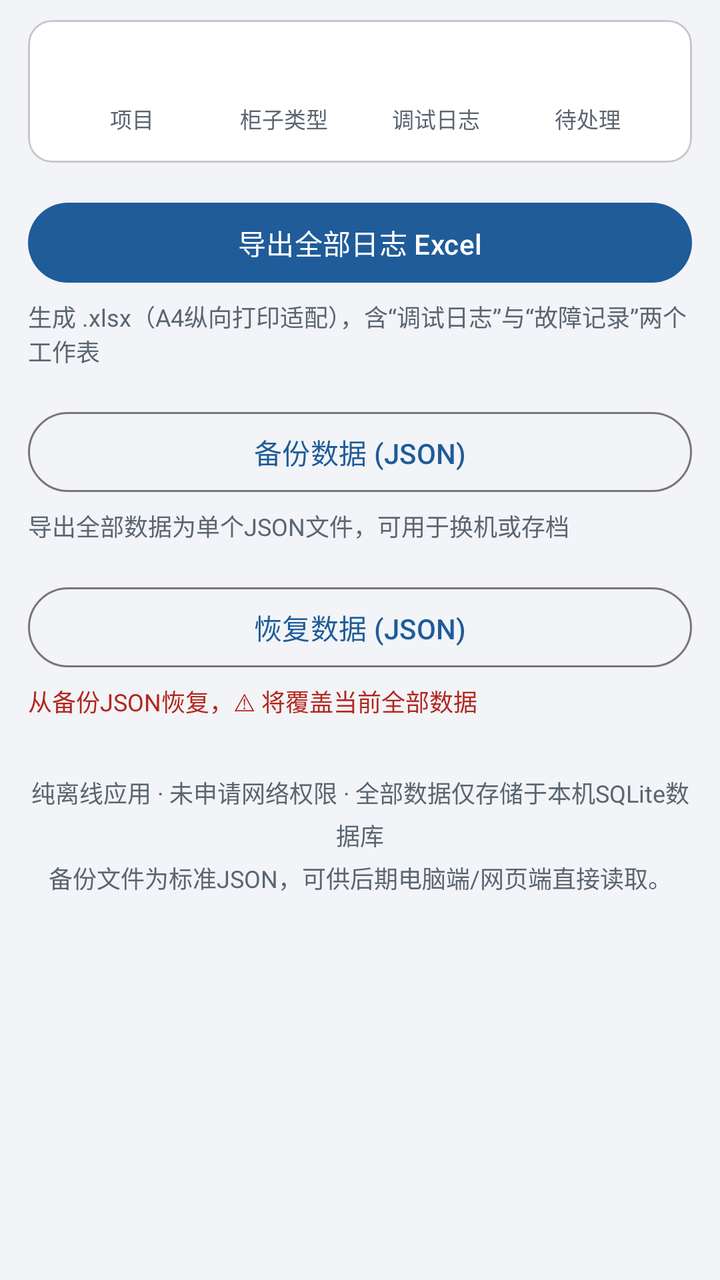
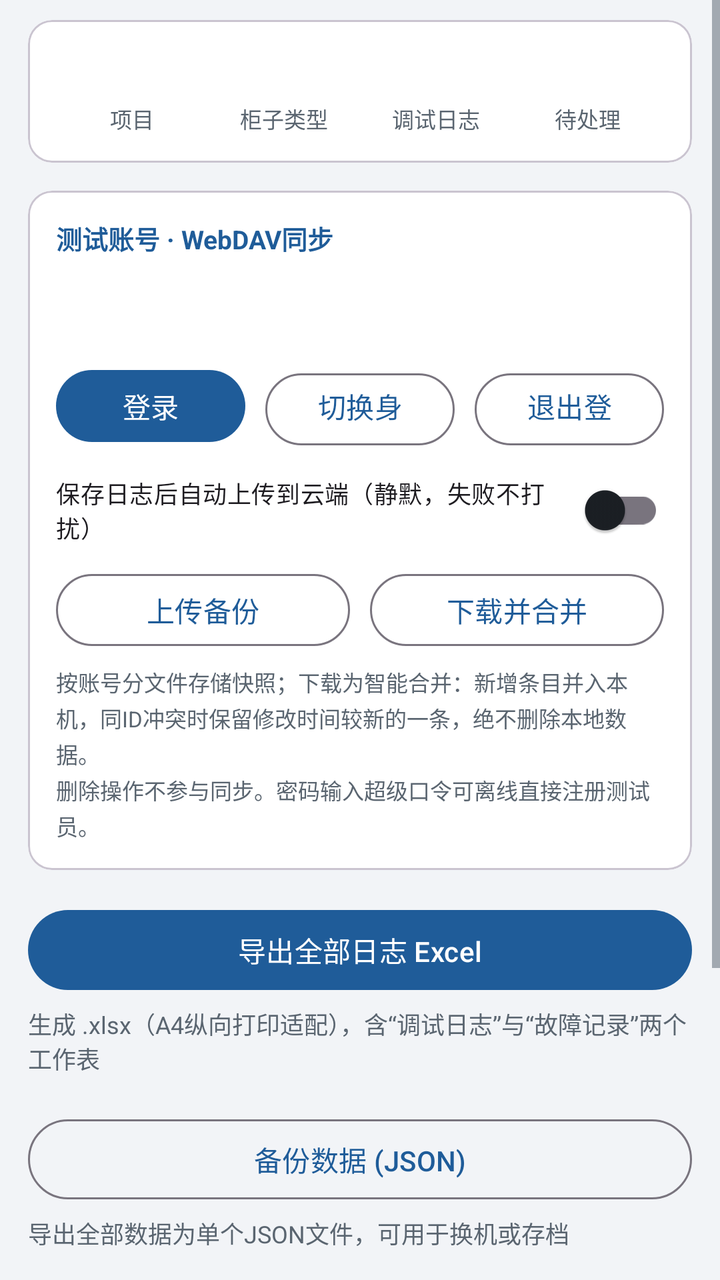

Screens rendered from an Android XML layout before and after an edit, with the pre-edit source and the edit as a unified diff.
<!-- AndroidManifest.xml: application theme Theme.App -->
<!-- res/layout/fragment_tools.xml -->
<?xml version="1.0" encoding="utf-8"?>
<ScrollView xmlns:android="http://schemas.android.com/apk/res/android"
    android:layout_width="match_parent"
    android:layout_height="match_parent">

    <LinearLayout
        android:layout_width="match_parent"
        android:layout_height="wrap_content"
        android:orientation="vertical"
        android:paddingStart="14dp"
        android:paddingEnd="14dp"
        android:paddingBottom="24dp">

        <com.google.android.material.card.MaterialCardView
            android:layout_width="match_parent"
            android:layout_height="wrap_content"
            android:layout_marginTop="10dp">

            <LinearLayout
                android:layout_width="match_parent"
                android:layout_height="wrap_content"
                android:orientation="horizontal"
                android:padding="14dp">

                <LinearLayout
                    android:layout_width="0dp"
                    android:layout_height="wrap_content"
                    android:layout_weight="1"
                    android:gravity="center"
                    android:orientation="vertical">

                    <TextView
                        android:id="@+id/stat_projects"
                        android:layout_width="wrap_content"
                        android:layout_height="wrap_content"
                        android:textColor="?attr/colorPrimary"
                        android:textSize="20sp"
                        android:textStyle="bold" />

                    <TextView
                        android:layout_width="wrap_content"
                        android:layout_height="wrap_content"
                        android:text="@string/device_tab_projects"
                        android:textColor="@color/text_secondary"
                        android:textSize="11sp" />
                </LinearLayout>

                <LinearLayout
                    android:layout_width="0dp"
                    android:layout_height="wrap_content"
                    android:layout_weight="1"
                    android:gravity="center"
                    android:orientation="vertical">

                    <TextView
                        android:id="@+id/stat_types"
                        android:layout_width="wrap_content"
                        android:layout_height="wrap_content"
                        android:textColor="?attr/colorPrimary"
                        android:textSize="20sp"
                        android:textStyle="bold" />

                    <TextView
                        android:layout_width="wrap_content"
                        android:layout_height="wrap_content"
                        android:text="@string/device_tab_types"
                        android:textColor="@color/text_secondary"
                        android:textSize="11sp" />
                </LinearLayout>

                <LinearLayout
                    android:layout_width="0dp"
                    android:layout_height="wrap_content"
                    android:layout_weight="1"
                    android:gravity="center"
                    android:orientation="vertical">

                    <TextView
                        android:id="@+id/stat_logs"
                        android:layout_width="wrap_content"
                        android:layout_height="wrap_content"
                        android:textColor="?attr/colorPrimary"
                        android:textSize="20sp"
                        android:textStyle="bold" />

                    <TextView
                        android:layout_width="wrap_content"
                        android:layout_height="wrap_content"
                        android:text="@string/tab_logs"
                        android:textColor="@color/text_secondary"
                        android:textSize="11sp" />
                </LinearLayout>

                <LinearLayout
                    android:layout_width="0dp"
                    android:layout_height="wrap_content"
                    android:layout_weight="1"
                    android:gravity="center"
                    android:orientation="vertical">

                    <TextView
                        android:id="@+id/stat_pending"
                        android:layout_width="wrap_content"
                        android:layout_height="wrap_content"
                        android:textColor="@color/danger"
                        android:textSize="20sp"
                        android:textStyle="bold" />

                    <TextView
                        android:layout_width="wrap_content"
                        android:layout_height="wrap_content"
                        android:text="@string/fault_status_pending"
                        android:textColor="@color/text_secondary"
                        android:textSize="11sp" />
                </LinearLayout>
            </LinearLayout>
        </com.google.android.material.card.MaterialCardView>

        <Button
            android:id="@+id/btn_export"
            android:layout_width="match_parent"
            android:layout_height="48dp"
            android:layout_marginTop="16dp"
            android:text="@string/tools_export" />

        <TextView
            android:layout_width="match_parent"
            android:layout_height="wrap_content"
            android:layout_marginTop="4dp"
            android:text="@string/tools_export_desc"
            android:textColor="@color/text_secondary"
            android:textSize="12sp" />

        <Button
            android:id="@+id/btn_backup"
            style="?attr/materialButtonOutlinedStyle"
            android:layout_width="match_parent"
            android:layout_height="48dp"
            android:layout_marginTop="18dp"
            android:text="@string/tools_backup" />

        <TextView
            android:layout_width="match_parent"
            android:layout_height="wrap_content"
            android:layout_marginTop="4dp"
            android:text="@string/tools_backup_desc"
            android:textColor="@color/text_secondary"
            android:textSize="12sp" />

        <Button
            android:id="@+id/btn_restore"
            style="?attr/materialButtonOutlinedStyle"
            android:layout_width="match_parent"
            android:layout_height="48dp"
            android:layout_marginTop="18dp"
            android:text="@string/tools_restore" />

        <TextView
            android:layout_width="match_parent"
            android:layout_height="wrap_content"
            android:layout_marginTop="4dp"
            android:text="@string/tools_restore_desc"
            android:textColor="@color/danger"
            android:textSize="12sp" />

        <TextView
            android:layout_width="match_parent"
            android:layout_height="wrap_content"
            android:layout_marginTop="28dp"
            android:gravity="center"
            android:lineSpacingExtra="4dp"
            android:text="@string/about_offline"
            android:textColor="@color/text_secondary"
            android:textSize="12sp" />
    </LinearLayout>
</ScrollView>
<!-- resources referenced by this layout -->
<resources>
  <color name="danger">#B3261E</color>
  <color name="text_secondary">#5A6570</color>
  <string name="about_offline">纯离线应用 · 未申请网络权限 · 全部数据仅存储于本机SQLite数据库\n备份文件为标准JSON，可供后期电脑端/网页端直接读取。</string>
  <string name="device_tab_projects">项目</string>
  <string name="device_tab_types">柜子类型</string>
  <string name="fault_status_pending">待处理</string>
  <string name="tab_logs">调试日志</string>
  <string name="tools_backup">备份数据 (JSON)</string>
  <string name="tools_backup_desc">导出全部数据为单个JSON文件，可用于换机或存档</string>
  <string name="tools_export">导出全部日志 Excel</string>
  <string name="tools_export_desc">生成 .xlsx（A4纵向打印适配），含“调试日志”与“故障记录”两个工作表</string>
  <string name="tools_restore">恢复数据 (JSON)</string>
  <string name="tools_restore_desc">从备份JSON恢复，⚠ 将覆盖当前全部数据</string>
  <style name="Theme.App" parent="Theme.Material3.Light.NoActionBar">
          <item name="colorPrimary">@color/primary</item>
          <item name="colorOnPrimary">@color/on_primary</item>
          <item name="colorPrimaryContainer">@color/primary_container</item>
          <item name="colorOnPrimaryContainer">@color/on_primary_container</item>
          <item name="colorSecondary">@color/secondary</item>
          <item name="android:colorBackground">@color/bg</item>
          <item name="colorSurface">@color/surface</item>
          <item name="colorOnSurface">@color/on_surface</item>
          <item name="colorError">@color/danger</item>
          <item name="android:statusBarColor">@color/primary_dark</item>
          <item name="android:textColorSecondary">@color/text_secondary</item>
          <item name="android:divider">@color/divider</item>
      </style>
  <color name="primary">#1F5C99</color>
  <color name="on_primary">#FFFFFF</color>
  <color name="primary_container">#D9E6F5</color>
  <color name="on_primary_container">#0B3055</color>
  <color name="secondary">#45607F</color>
  <color name="bg">#F2F4F7</color>
  <color name="surface">#FFFFFF</color>
  <color name="on_surface">#1B1F24</color>
  <color name="primary_dark">#17456F</color>
  <color name="divider">#E1E5EA</color>
</resources>

<!-- the commit's change to res/layout/fragment_tools.xml (unified diff, before → after) -->
@@ -116,6 +116,115 @@
             </LinearLayout>
         </com.google.android.material.card.MaterialCardView>
 
+        <com.google.android.material.card.MaterialCardView
+            android:layout_width="match_parent"
+            android:layout_height="wrap_content"
+            android:layout_marginTop="14dp">
+
+            <LinearLayout
+                android:layout_width="match_parent"
+                android:layout_height="wrap_content"
+                android:orientation="vertical"
+                android:padding="14dp">
+
+                <TextView
+                    android:layout_width="wrap_content"
+                    android:layout_height="wrap_content"
+                    android:text="@string/sync_section_title"
+                    android:textColor="?attr/colorPrimary"
+                    android:textSize="13sp"
+                    android:textStyle="bold" />
+
+                <TextView
+                    android:id="@+id/tv_current_user"
+                    android:layout_width="match_parent"
+                    android:layout_height="wrap_content"
+                    android:layout_marginTop="8dp"
+                    android:textSize="13sp" />
+
+                <TextView
+                    android:id="@+id/tv_webdav_status"
+                    android:layout_width="match_parent"
+                    android:layout_height="wrap_content"
+                    android:layout_marginTop="2dp"
+                    android:textColor="@color/text_secondary"
+                    android:textSize="11sp" />
+
+                <LinearLayout
+                    android:layout_width="match_parent"
+                    android:layout_height="wrap_content"
+                    android:layout_marginTop="10dp"
+                    android:orientation="horizontal">
+
+                    <Button
+                        android:id="@+id/btn_login"
+                        android:layout_width="0dp"
+                        android:layout_height="44dp"
+                        android:layout_weight="1"
+                        android:text="@string/sync_login" />
+
+                    <Button
+                        android:id="@+id/btn_switch_user"
+                        style="?attr/materialButtonOutlinedStyle"
+                        android:layout_width="0dp"
+                        android:layout_height="44dp"
+                        android:layout_marginStart="10dp"
+                        android:layout_weight="1"
+                        android:text="@string/sync_switch" />
+
+                    <Button
+                        android:id="@+id/btn_logout"
+                        style="?attr/materialButtonOutlinedStyle"
+                        android:layout_width="0dp"
+                        android:layout_height="44dp"
+                        android:layout_marginStart="10dp"
+                        android:layout_weight="1"
+                        android:text="@string/sync_logout" />
+                </LinearLayout>
+
+                <androidx.appcompat.widget.SwitchCompat
+                    android:id="@+id/sw_auto_upload"
+                    android:layout_width="match_parent"
+                    android:layout_height="wrap_content"
+                    android:layout_marginTop="6dp"
+                    android:text="@string/sync_auto_upload"
+                    android:textSize="12sp" />
+
+                <LinearLayout
+                    android:layout_width="match_parent"
+                    android:layout_height="wrap_content"
+                    android:layout_marginTop="4dp"
+                    android:orientation="horizontal">
+
+                    <Button
+                        android:id="@+id/btn_sync_upload"
+                        style="?attr/materialButtonOutlinedStyle"
+                        android:layout_width="0dp"
+                        android:layout_height="44dp"
+                        android:layout_weight="1"
+                        android:text="@string/sync_upload" />
+
+                    <Button
+                        android:id="@+id/btn_sync_download"
+                        style="?attr/materialButtonOutlinedStyle"
+                        android:layout_width="0dp"
+                        android:layout_height="44dp"
+                        android:layout_marginStart="10dp"
+                        android:layout_weight="1"
+                        android:text="@string/sync_download" />
+                </LinearLayout>
+
+                <TextView
+                    android:layout_width="match_parent"
+                    android:layout_height="wrap_content"
+                    android:layout_marginTop="6dp"
+                    android:lineSpacingExtra="2dp"
+                    android:text="@string/sync_desc"
+                    android:textColor="@color/text_secondary"
+                    android:textSize="11sp" />
+            </LinearLayout>
+        </com.google.android.material.card.MaterialCardView>
+
         <Button
             android:id="@+id/btn_export"
             android:layout_width="match_parent"
<!-- resource entries referenced after the edit -->
@@ -2,10 +2,18 @@
 <resources>
   <color name="danger">#B3261E</color>
   <color name="text_secondary">#5A6570</color>
-  <string name="about_offline">纯离线应用 · 未申请网络权限 · 全部数据仅存储于本机SQLite数据库\n备份文件为标准JSON，可供后期电脑端/网页端直接读取。</string>
+  <string name="about_offline">数据仅存储于本机SQLite；仅在你主动使用WebDAV同步时才访问自己配置的服务器，不集成任何第三方SDK。\n备份文件为标准JSON（schemaVersion 2），可供后期电脑端/网页端直接读取。</string>
   <string name="device_tab_projects">项目</string>
   <string name="device_tab_types">柜子类型</string>
   <string name="fault_status_pending">待处理</string>
+  <string name="sync_auto_upload">保存日志后自动上传到云端（静默，失败不打扰）</string>
+  <string name="sync_desc">按账号分文件存储快照；下载为智能合并：新增条目并入本机，同ID冲突时保留修改时间较新的一条，绝不删除本地数据。\n删除操作不参与同步。密码输入超级口令可离线直接注册测试员。</string>
+  <string name="sync_download">下载并合并</string>
+  <string name="sync_login">登录</string>
+  <string name="sync_logout">退出登录</string>
+  <string name="sync_section_title">测试账号 · WebDAV同步</string>
+  <string name="sync_switch">切换身份</string>
+  <string name="sync_upload">上传备份</string>
   <string name="tab_logs">调试日志</string>
   <string name="tools_backup">备份数据 (JSON)</string>
   <string name="tools_backup_desc">导出全部数据为单个JSON文件，可用于换机或存档</string>
